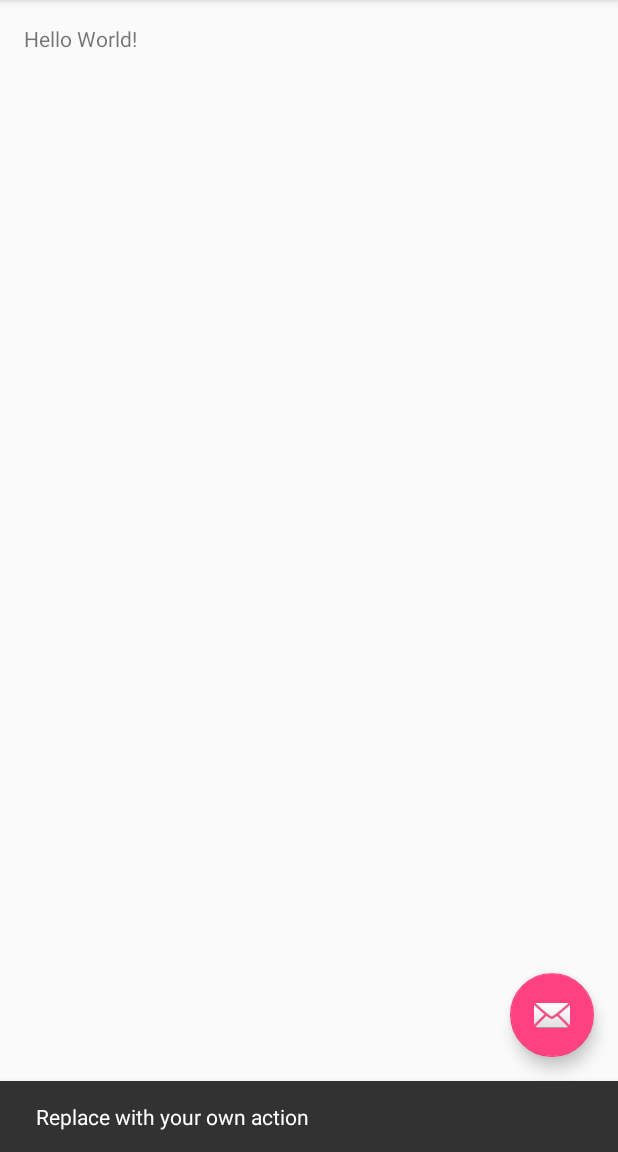
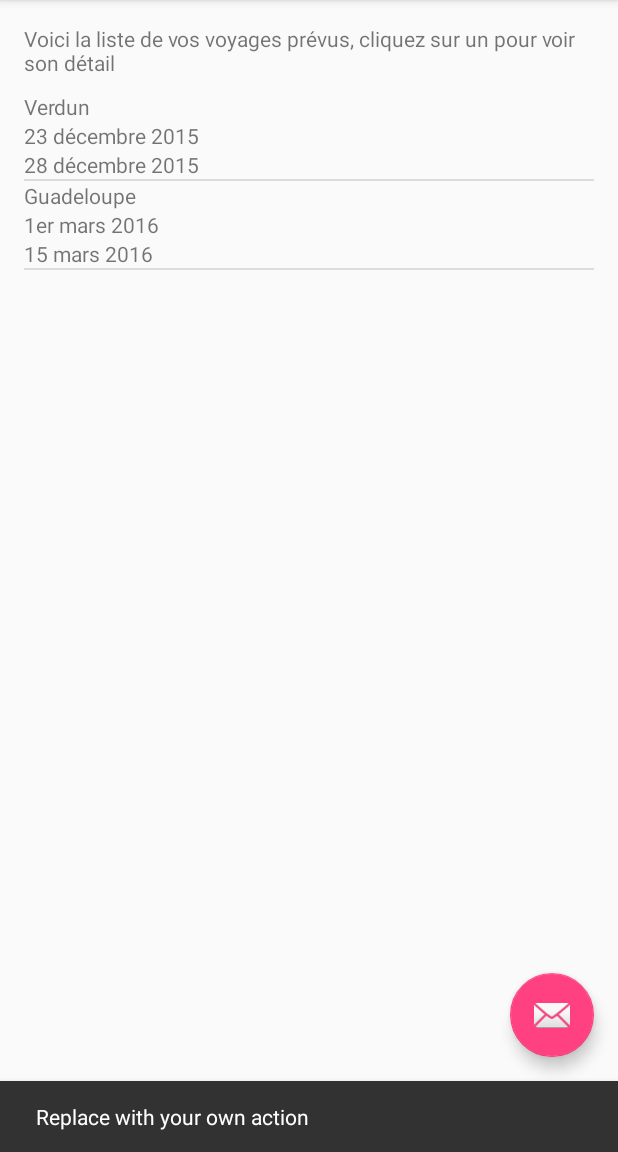
Before and after one commit to nbossard/packlist, an Android app: the screen it shows after launch (MainActivity), after a tap on an icon or button, on a phone screen of 412 x 824 dp, the part 84-1236 px from its top. Run offline under Robolectric (Android 15) with nearby library versions, the phone set to English and light mode, and no system bars.

Commit message:
Adding Trip list on main page

```diff
--- a/app/src/main/java/com/nbossard/packlist/MainActivityFragment.java
+++ /dev/null
@@ -1,22 +0,0 @@
-package com.nbossard.packlist;
-
-import android.support.v4.app.Fragment;
-import android.os.Bundle;
-import android.view.LayoutInflater;
-import android.view.View;
-import android.view.ViewGroup;
-
-/**
- * A placeholder fragment containing a simple view.
- */
-public class MainActivityFragment extends Fragment {
-
-    public MainActivityFragment() {
-    }
-
-    @Override
-    public View onCreateView(LayoutInflater inflater, ViewGroup container,
-                             Bundle savedInstanceState) {
-        return inflater.inflate(R.layout.fragment_main, container, false);
-    }
-}
--- a/app/src/main/java/com/nbossard/packlist/AboutActivity.java
+++ b/app/src/main/java/com/nbossard/packlist/dui/AboutActivity.java
@@ -1,4 +1,4 @@
-package com.nbossard.packlist;
+package com.nbossard.packlist.dui;
 
 import android.os.Bundle;
 import android.support.design.widget.FloatingActionButton;
@@ -6,6 +6,8 @@ import android.support.design.widget.Snackbar;
 import android.support.v7.app.AppCompatActivity;
 import android.support.v7.widget.Toolbar;
 import android.view.View;
+
+import com.nbossard.packlist.R;
 
 public class AboutActivity extends AppCompatActivity {
 
--- a/app/src/main/java/com/nbossard/packlist/MainActivity.java
+++ b/app/src/main/java/com/nbossard/packlist/dui/MainActivity.java
@@ -1,7 +1,6 @@
-package com.nbossard.packlist;
+package com.nbossard.packlist.dui;
 
 import android.content.Intent;
-import android.net.Uri;
 import android.os.Bundle;
 import android.support.design.widget.FloatingActionButton;
 import android.support.design.widget.Snackbar;
@@ -10,6 +9,8 @@ import android.support.v7.widget.Toolbar;
 import android.view.View;
 import android.view.Menu;
 import android.view.MenuItem;
+
+import com.nbossard.packlist.R;
 
 public class MainActivity extends AppCompatActivity {
 
--- /dev/null
+++ b/app/src/main/java/com/nbossard/packlist/dui/MainActivityFragment.java
@@ -0,0 +1,49 @@
+package com.nbossard.packlist.dui;
+
+import android.support.annotation.Nullable;
+import android.support.v4.app.Fragment;
+import android.os.Bundle;
+import android.view.LayoutInflater;
+import android.view.View;
+import android.view.ViewGroup;
+import android.widget.ListView;
+
+import com.nbossard.packlist.R;
+import com.nbossard.packlist.model.Trip;
+
+import java.util.ArrayList;
+import java.util.List;
+
+/**
+ * A placeholder fragment containing a simple view.
+ */
+public class MainActivityFragment extends Fragment {
+
+    private ListView mTripListView;
+
+    public MainActivityFragment() {
+    }
+
+    @Override
+    public View onCreateView(LayoutInflater inflater, ViewGroup container,
+                             Bundle savedInstanceState) {
+        return inflater.inflate(R.layout.fragment_main, container, false);
+    }
+
+    @Override
+    public void onViewCreated(View view, @Nullable Bundle savedInstanceState) {
+        super.onViewCreated(view, savedInstanceState);
+
+        // populating list
+        mTripListView= (ListView) getView().findViewById(R.id.main__trip_list);
+        List<Trip> testList= new ArrayList<>();
+
+        // TODO remove this stub
+        testList.add(new Trip("Verdun", "23 décembre 2015", "28 décembre 2015"));
+        testList.add(new Trip("Guadeloupe", "1er mars 2016", "15 mars 2016"));
+
+        final TripAdapter customAdapter = new TripAdapter(testList, this.getActivity());
+        mTripListView.setAdapter(customAdapter);
+
+    }
+}
--- /dev/null
+++ b/app/src/main/java/com/nbossard/packlist/dui/TripAdapter.java
@@ -0,0 +1,121 @@
+package com.nbossard.packlist.dui;
+
+import android.content.Context;
+import android.view.LayoutInflater;
+import android.view.View;
+import android.view.ViewGroup;
+import android.widget.BaseAdapter;
+import android.widget.TextView;
+
+import com.nbossard.packlist.R;
+import com.nbossard.packlist.model.Trip;
+
+import java.util.List;
+
+/**
+ * @author Created by nbossard on 25/12/15.
+ */
+public class TripAdapter extends BaseAdapter {
+
+    // *********************** INNER CLASS *****************************************************************
+
+    /**
+     * View holder, works better for recycling of views.
+     *
+     * @author Nicolas BOSSARD
+     *
+     */
+    private class InnerMyViewHolder
+    {
+
+        // getting views
+        /**
+         * Reference (result of findviewbyid) to the trip name.
+         */
+        private TextView tvName;
+
+        /**
+         * Reference (result of findviewbyid) to the trip start date.
+         */
+        private TextView tvStartDate;
+
+        /**
+         * Reference (result of findviewbyid) to the trip end date.
+         */
+        private TextView tvEndDate;
+    }
+
+    // ********************** FIELDS ************************************************************************
+
+    /**
+     * Devices to be displayed in the list.
+     */
+    private final List<Trip> mTripsList;
+
+    /**
+     * Provided context.
+     */
+    private final Context mContext;
+
+    // *********************** METHODS **********************************************************************
+
+    /**
+     * Standard constructor.
+     *
+     * @param parResList
+     *            data to be displayed in the list.
+     * @param parContext
+     *            context sic
+     */
+    public TripAdapter(final List<Trip> parResList, final Context parContext)
+    {
+        super();
+        mTripsList = parResList;
+        mContext = parContext;
+    }
+
+
+    @Override
+    public int getCount() {
+        return mTripsList.size();
+    }
+
+    @Override
+    public Object getItem(int parPosition) {
+        return mTripsList.get(parPosition);
+    }
+
+    @Override
+    public long getItemId(int parPosition) {
+        return parPosition;
+    }
+
+    @Override
+    public View getView(int parPosition, View parConvertView, ViewGroup parParentView) {
+        InnerMyViewHolder vHolderRecycle;
+        if (parConvertView == null)
+        {
+            vHolderRecycle = new InnerMyViewHolder();
+            final LayoutInflater inflater = (LayoutInflater) TripAdapter.this.
+                    mContext.getSystemService(Context.LAYOUT_INFLATER_SERVICE);
+            parConvertView = inflater.inflate(R.layout.trip_adapter, parParentView, false);
+        } else
+        {
+            vHolderRecycle = (InnerMyViewHolder) parConvertView.getTag();
+        }
+        // getting views
+        vHolderRecycle.tvName = (TextView) parConvertView.findViewById(R.id.ta__name);
+        vHolderRecycle.tvStartDate = (TextView) parConvertView.findViewById(R.id.ta__start_date);
+        vHolderRecycle.tvEndDate = (TextView) parConvertView.findViewById(R.id.ta__end_date);
+
+        final Trip oneDev = mTripsList.get(parPosition);
+
+        // updating views
+        vHolderRecycle.tvName.setText(oneDev.getName());
+        vHolderRecycle.tvStartDate.setText(oneDev.getStartDate());
+        vHolderRecycle.tvEndDate.setText(oneDev.getEndDate());
+
+        parConvertView.setTag(vHolderRecycle);
+        return parConvertView;
+    }
+}
--- a/app/src/main/java/com/nbossard/packlist/model/Trip.java
+++ b/app/src/main/java/com/nbossard/packlist/model/Trip.java
@@ -18,6 +18,12 @@ public class Trip {
     private String mName;
     private String mStartDate;
     private String mEndDate;
+
+    public Trip(String parName, String parStartDate, String parEndDate) {
+        setName(parName);
+        setStartDate(parStartDate);
+        setEndDate(parEndDate);
+    }
 
     public String getName() {
         return mName;
--- a/app/src/main/res/layout/activity_about.xml
+++ b/app/src/main/res/layout/activity_about.xml
@@ -6,7 +6,7 @@
     android:layout_width="match_parent"
     android:layout_height="match_parent"
     android:fitsSystemWindows="true"
-    tools:context="com.nbossard.packlist.AboutActivity">
+    tools:context=".dui.AboutActivity">
 
     <android.support.design.widget.AppBarLayout
         android:layout_width="match_parent"
--- a/app/src/main/res/layout/activity_main.xml
+++ b/app/src/main/res/layout/activity_main.xml
@@ -6,7 +6,7 @@
     android:layout_width="match_parent"
     android:layout_height="match_parent"
     android:fitsSystemWindows="true"
-    tools:context="com.nbossard.packlist.MainActivity">
+    tools:context=".dui.MainActivity">
 
     <android.support.design.widget.AppBarLayout
         android:layout_width="match_parent"
--- a/app/src/main/res/layout/content_about.xml
+++ b/app/src/main/res/layout/content_about.xml
@@ -2,7 +2,7 @@
 
 <!-- About page -->
 <!---->
-<!-- Ressources and Ids for this page must start with "about__" -->
+<!-- Resources and Ids for this page must start with "about__" -->
 
 <RelativeLayout
     xmlns:android="http://schemas.android.com/apk/res/android"
@@ -15,7 +15,7 @@
     android:paddingRight="@dimen/activity_horizontal_margin"
     android:paddingTop="@dimen/activity_vertical_margin"
     app:layout_behavior="@string/appbar_scrolling_view_behavior"
-    tools:context="com.nbossard.packlist.AboutActivity"
+    tools:context=".dui.AboutActivity"
     tools:showIn="@layout/activity_about">
     <TextView
         android:layout_width="match_parent"
--- a/app/src/main/res/layout/content_main.xml
+++ b/app/src/main/res/layout/content_main.xml
@@ -1,5 +1,5 @@
 <fragment android:id="@+id/fragment"
-          android:name="com.nbossard.packlist.MainActivityFragment"
+          android:name="com.nbossard.packlist.dui.MainActivityFragment"
           xmlns:android="http://schemas.android.com/apk/res/android"
           xmlns:app="http://schemas.android.com/apk/res-auto"
           xmlns:tools="http://schemas.android.com/tools"
--- a/app/src/main/res/layout/fragment_main.xml
+++ b/app/src/main/res/layout/fragment_main.xml
@@ -1,3 +1,9 @@
+<?xml version="1.0" encoding="utf-8"?>
+
+<!-- Main page -->
+<!---->
+<!-- Resources and Ids for this page must start with "main__" -->
+
 <RelativeLayout xmlns:android="http://schemas.android.com/apk/res/android"
                 xmlns:tools="http://schemas.android.com/tools"
                 android:layout_width="match_parent"
@@ -6,12 +12,27 @@
                 android:paddingLeft="@dimen/activity_horizontal_margin"
                 android:paddingRight="@dimen/activity_horizontal_margin"
                 android:paddingTop="@dimen/activity_vertical_margin"
-                tools:context="com.nbossard.packlist.MainActivityFragment"
+                tools:context=".dui.MainActivityFragment"
                 tools:showIn="@layout/activity_main">
 
     <TextView
+        android:id="@+id/main__welcome_text"
         android:layout_width="wrap_content"
         android:layout_height="wrap_content"
-        android:text="Hello World!"/>
+        android:text="@string/main__welcome"/>
+
+    <android.support.v4.widget.Space
+        android:id="@+id/main__space"
+        android:layout_below="@id/main__welcome_text"
+        android:layout_width="wrap_content"
+        android:layout_height="10dip"/>
+
+    <ListView
+        android:id="@+id/main__trip_list"
+        android:layout_below="@id/main__space"
+        android:layout_width="match_parent"
+        android:layout_height="match_parent">
+
+    </ListView>
 
 </RelativeLayout>
--- /dev/null
+++ b/app/src/main/res/layout/trip_adapter.xml
@@ -0,0 +1,24 @@
+<?xml version="1.0" encoding="utf-8"?>
+
+
+<LinearLayout xmlns:android="http://schemas.android.com/apk/res/android"
+              xmlns:tools="http://schemas.android.com/tools"
+              android:orientation="vertical"
+              android:layout_width="match_parent"
+              android:layout_height="match_parent">
+    <TextView
+        android:id="@+id/ta__name"
+        android:layout_width="wrap_content"
+        android:layout_height="wrap_content"
+        tools:text="Verdun"/>
+    <TextView
+        android:id="@+id/ta__start_date"
+        android:layout_width="wrap_content"
+        android:layout_height="wrap_content"
+        tools:text="23 décembre 2015"/>
+    <TextView
+        android:id="@+id/ta__end_date"
+        android:layout_width="wrap_content"
+        android:layout_height="wrap_content"
+        tools:text="28 décembre 2015"/>
+</LinearLayout>
--- a/app/src/main/res/menu/menu_main.xml
+++ b/app/src/main/res/menu/menu_main.xml
@@ -1,7 +1,7 @@
 <menu xmlns:android="http://schemas.android.com/apk/res/android"
       xmlns:app="http://schemas.android.com/apk/res-auto"
       xmlns:tools="http://schemas.android.com/tools"
-      tools:context="com.nbossard.packlist.MainActivity">
+      tools:context=".dui.MainActivity">
     <item
         android:id="@+id/action_settings"
         android:orderInCategory="100"
--- a/app/src/main/res/values/strings.xml
+++ b/app/src/main/res/values/strings.xml
@@ -4,4 +4,5 @@
     <string name="action_about">About</string>
     <string name="title_activity_about">AboutActivity</string>
     <string name="about__main">Packing list. 2015. Apache Licensed. Please provide help and suggestions.</string>
+    <string name="main__welcome">Voici la liste de vos voyages prévus, cliquez sur un pour voir son détail</string>
 </resources>
```
Also changed, not shown: app/src/main/AndroidManifest.xml (+4 -4 lines).
